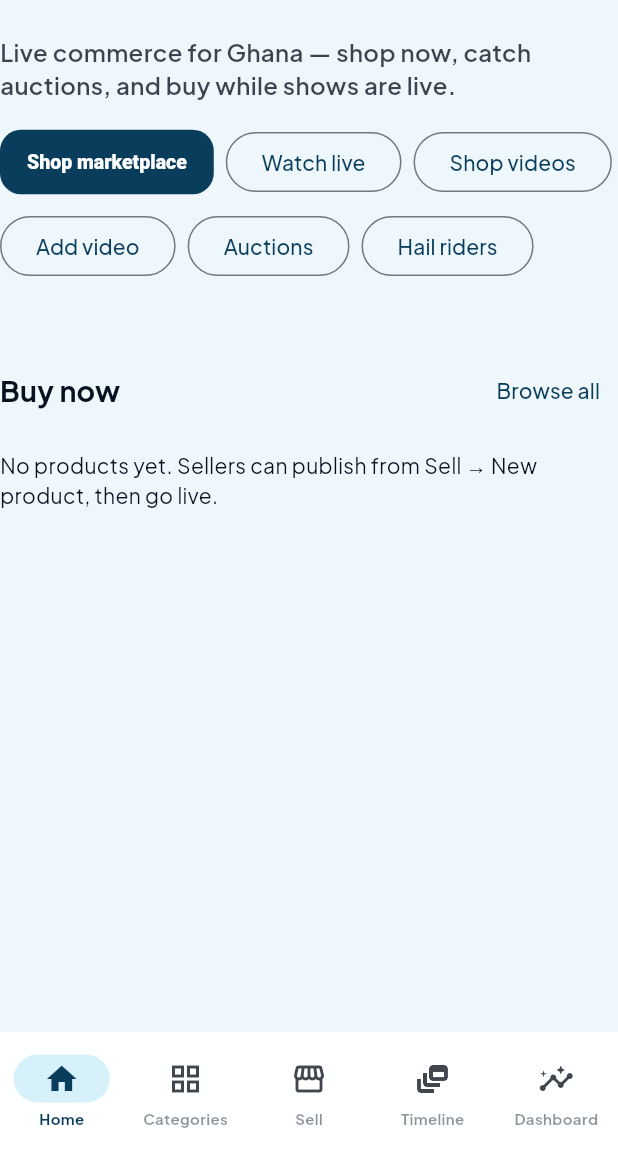
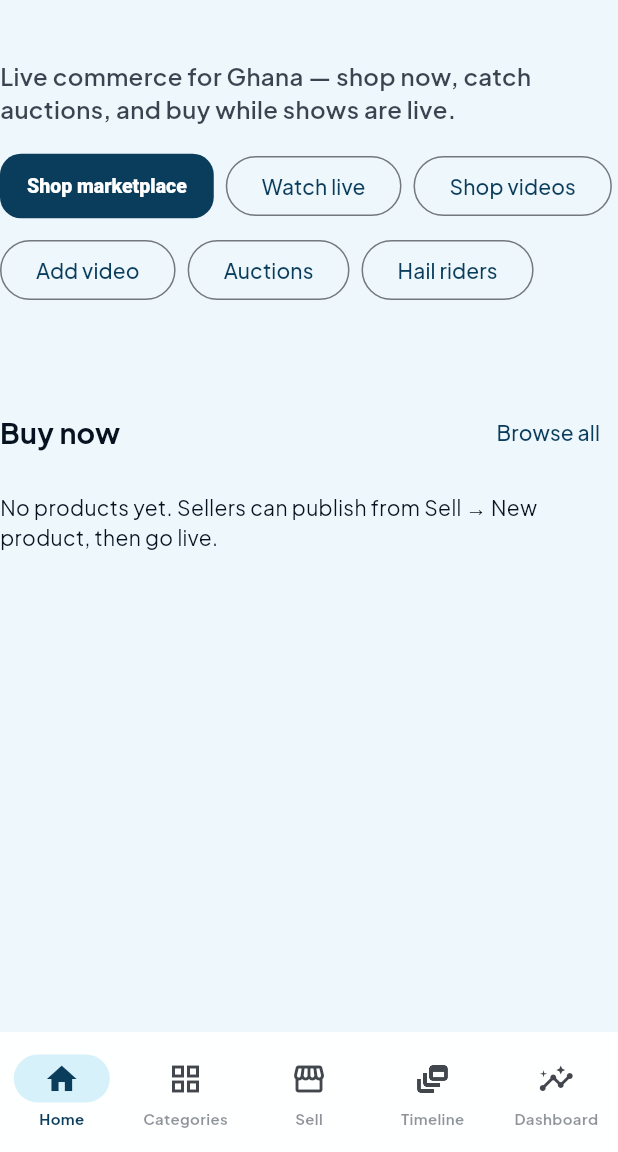
Before and after one commit to felixamay/hubsom, a Flutter app: the screen it shows after launch, on a phone screen of 412 x 824 dp, the part 84-1236 px from its top. Run offline on Flutter 3.47's test engine with Material 3 defaults, Android fonts, the phone set to English and light mode, and no system bars; our stand-ins replace cached_network_image, cloud_firestore, dio, equatable, firebase_core, firebase_messaging and 12 more; missing offline and left inert: agora_rtc_engine, dart:js_interop, dart:ui_web; accounts and stored records are empty; network calls fail.

Commit message:
Increase spacing before homepage headings
Add more room above the intro tagline and the Live now / Buy now
section titles.

Co-authored-by: felixamay <felixamay@users.noreply.github.com>

```diff
--- a/hubsom_app/lib/features/home/home_page.dart
+++ b/hubsom_app/lib/features/home/home_page.dart
@@ -75,7 +75,7 @@ class HomePage extends ConsumerWidget {
         slivers: [
           SliverToBoxAdapter(
             child: Padding(
-              padding: const EdgeInsets.fromLTRB(0, 24, 0, 8),
+              padding: const EdgeInsets.fromLTRB(0, 40, 0, 8),
               child: Column(
                 crossAxisAlignment: CrossAxisAlignment.start,
                 children: [
@@ -128,7 +128,7 @@ class HomePage extends ConsumerWidget {
                 return Column(
                   crossAxisAlignment: CrossAxisAlignment.start,
                   children: [
-                    const SizedBox(height: 20),
+                    const SizedBox(height: 32),
                     Row(
                       children: [
                         Text('Live now', style: _sectionTitle(context)),
@@ -211,7 +211,7 @@ class HomePage extends ConsumerWidget {
           ),
           SliverToBoxAdapter(
             child: Padding(
-              padding: const EdgeInsets.only(top: 24, bottom: 8),
+              padding: const EdgeInsets.only(top: 36, bottom: 8),
               child: Row(
                 children: [
                   Text('Buy now', style: _sectionTitle(context)),
```
